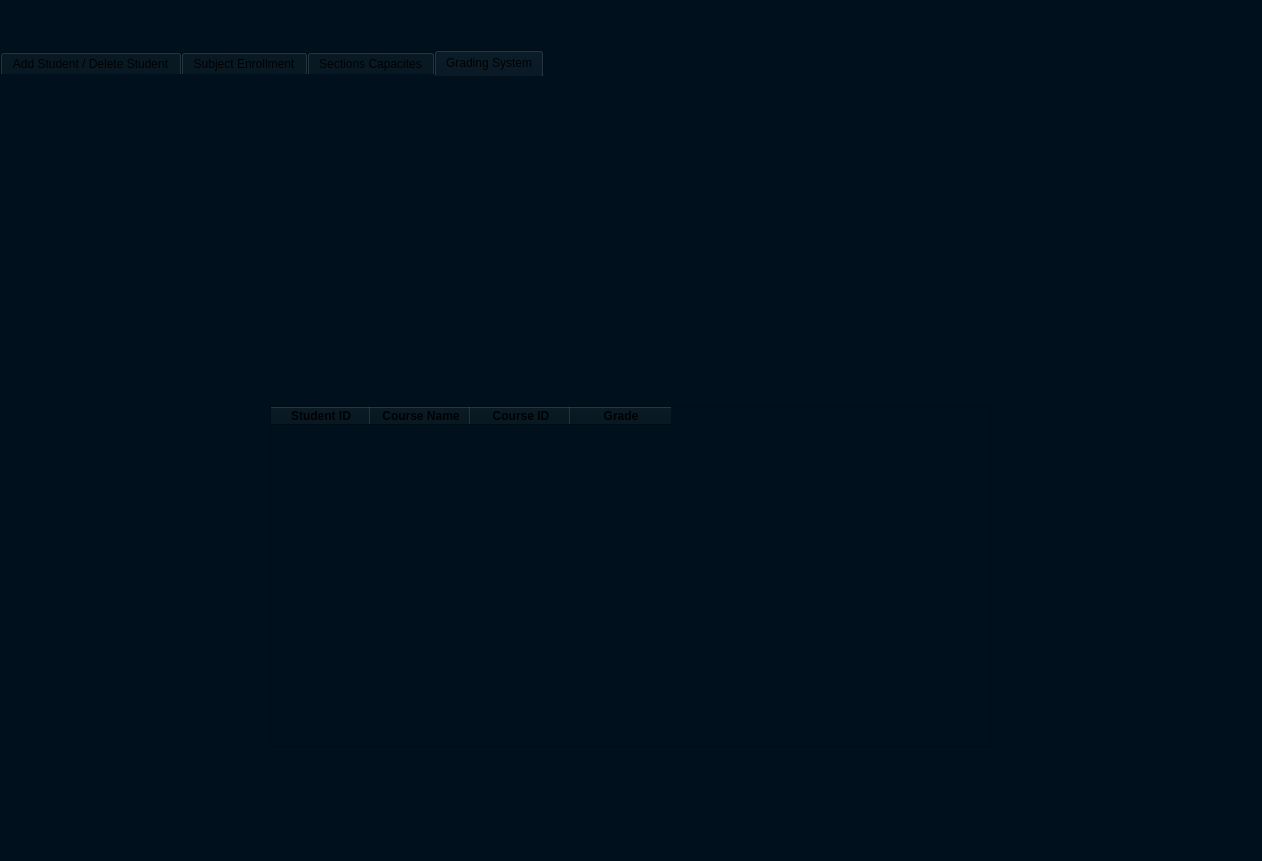
Qt form Admin_Window.ui (Team-pizza-D/Course-Registration-System) before a commit.
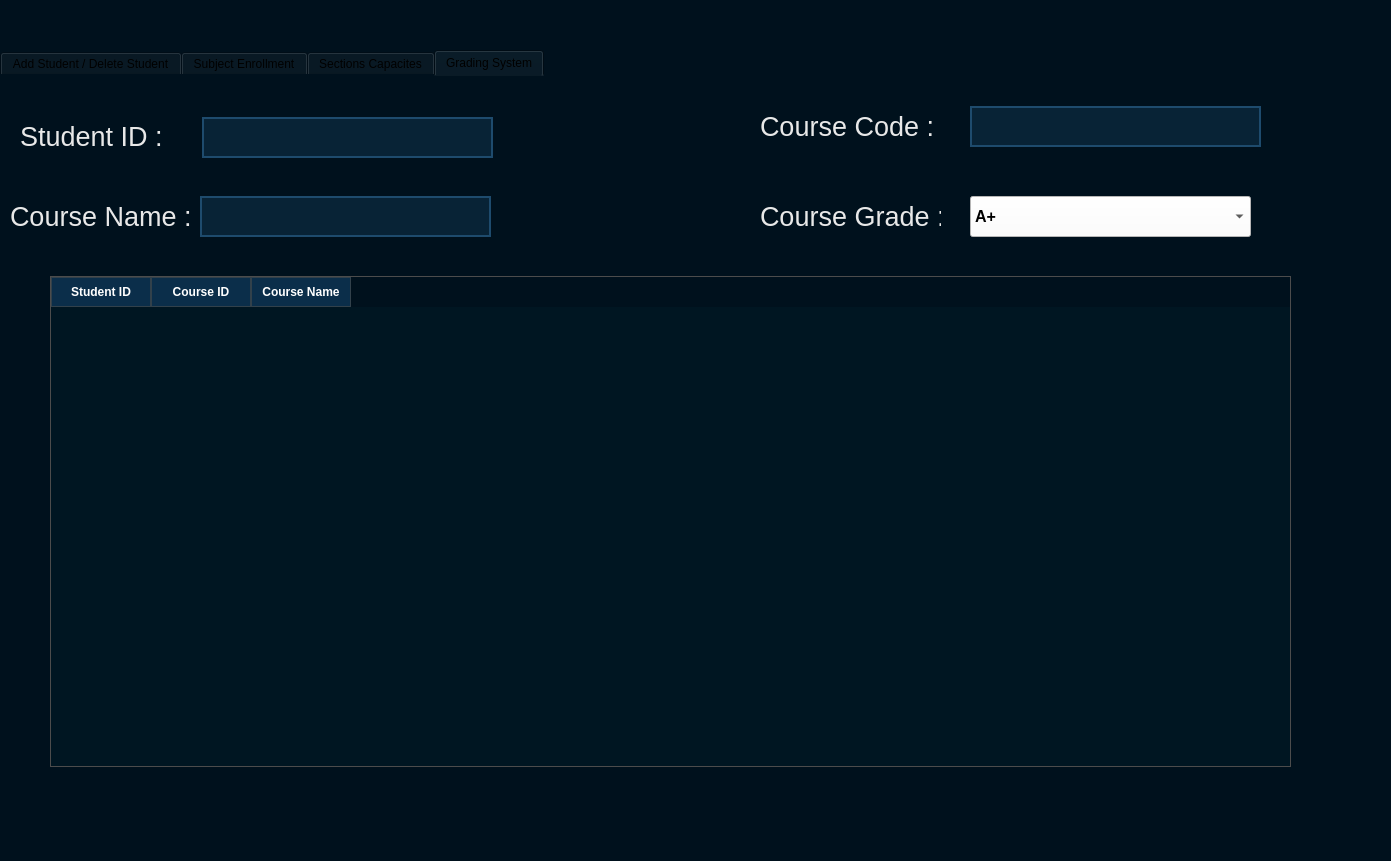
The same form after that commit. The open tabs and pages were chosen to show the change.

```diff
--- a/Admin_Window.ui
+++ b/Admin_Window.ui
@@ -6,7 +6,7 @@
    <rect>
     <x>0</x>
     <y>0</y>
-    <width>1262</width>
+    <width>1391</width>
     <height>861</height>
    </rect>
   </property>
@@ -182,7 +182,7 @@
      <rect>
       <x>0</x>
       <y>50</y>
-      <width>1271</width>
+      <width>1381</width>
       <height>791</height>
      </rect>
     </property>
@@ -907,14 +907,211 @@
      <attribute name="title">
       <string>Grading System</string>
      </attribute>
-     <widget class="QTableWidget" name="StudentCourseTable_2">
+     <widget class="QLabel" name="label_15">
       <property name="geometry">
        <rect>
-        <x>270</x>
-        <y>330</y>
-        <width>721</width>
-        <height>341</height>
+        <x>20</x>
+        <y>40</y>
+        <width>161</width>
+        <height>41</height>
        </rect>
+      </property>
+      <property name="styleSheet">
+       <string notr="true">font: 75 14pt &quot;MS Shell Dlg 2&quot;;</string>
+      </property>
+      <property name="text">
+       <string>Student ID :</string>
+      </property>
+     </widget>
+     <widget class="QLabel" name="label_7">
+      <property name="geometry">
+       <rect>
+        <x>10</x>
+        <y>120</y>
+        <width>181</width>
+        <height>41</height>
+       </rect>
+      </property>
+      <property name="styleSheet">
+       <string notr="true">font: 75 16pt &quot;MS Shell Dlg 2&quot;;</string>
+      </property>
+      <property name="text">
+       <string>Course Name : </string>
+      </property>
+     </widget>
+     <widget class="QLabel" name="label_16">
+      <property name="geometry">
+       <rect>
+        <x>760</x>
+        <y>30</y>
+        <width>181</width>
+        <height>41</height>
+       </rect>
+      </property>
+      <property name="styleSheet">
+       <string notr="true">font: 75 16pt &quot;MS Shell Dlg 2&quot;;</string>
+      </property>
+      <property name="text">
+       <string>Course Code : </string>
+      </property>
+     </widget>
+     <widget class="QLabel" name="label_17">
+      <property name="geometry">
+       <rect>
+        <x>760</x>
+        <y>120</y>
+        <width>181</width>
+        <height>41</height>
+       </rect>
+      </property>
+      <property name="styleSheet">
+       <string notr="true">font: 75 16pt &quot;MS Shell Dlg 2&quot;;</string>
+      </property>
+      <property name="text">
+       <string>Course Grade : </string>
+      </property>
+     </widget>
+     <widget class="QComboBox" name="Tab4_Course_Grade">
+      <property name="geometry">
+       <rect>
+        <x>970</x>
+        <y>120</y>
+        <width>281</width>
+        <height>41</height>
+       </rect>
+      </property>
+      <property name="styleSheet">
+       <string notr="true">QComboBox {
+    background-color: white;
+    color: black;
+    font-size: 16px;
+    font-weight: bold;
+    padding: 4px;
+}
+
+QComboBox QAbstractItemView {
+    background-color: white;
+    color: black;
+    font-size: 16px;
+    font-weight: bold;
+}
+</string>
+      </property>
+      <item>
+       <property name="text">
+        <string>A+</string>
+       </property>
+      </item>
+      <item>
+       <property name="text">
+        <string>A</string>
+       </property>
+      </item>
+      <item>
+       <property name="text">
+        <string>B+</string>
+       </property>
+      </item>
+      <item>
+       <property name="text">
+        <string>B</string>
+       </property>
+      </item>
+      <item>
+       <property name="text">
+        <string>C+</string>
+       </property>
+      </item>
+      <item>
+       <property name="text">
+        <string>C</string>
+       </property>
+      </item>
+      <item>
+       <property name="text">
+        <string>D+</string>
+       </property>
+      </item>
+      <item>
+       <property name="text">
+        <string>D</string>
+       </property>
+      </item>
+      <item>
+       <property name="text">
+        <string>F</string>
+       </property>
+      </item>
+     </widget>
+     <widget class="QLineEdit" name="Tab4_Student_ID">
+      <property name="geometry">
+       <rect>
+        <x>202</x>
+        <y>41</y>
+        <width>291</width>
+        <height>41</height>
+       </rect>
+      </property>
+     </widget>
+     <widget class="QLineEdit" name="Tab4_Course_name">
+      <property name="geometry">
+       <rect>
+        <x>200</x>
+        <y>120</y>
+        <width>291</width>
+        <height>41</height>
+       </rect>
+      </property>
+     </widget>
+     <widget class="QLineEdit" name="Tab4_Course_code">
+      <property name="geometry">
+       <rect>
+        <x>970</x>
+        <y>30</y>
+        <width>291</width>
+        <height>41</height>
+       </rect>
+      </property>
+     </widget>
+     <widget class="QTableWidget" name="StudentCourseTable_4">
+      <property name="geometry">
+       <rect>
+        <x>50</x>
+        <y>200</y>
+        <width>1241</width>
+        <height>491</height>
+       </rect>
+      </property>
+      <property name="styleSheet">
+       <string notr="true">    
+    QTableWidget {
+        background-color: #001622;
+        color: white;
+        font-size: 14px;
+        border: 1px solid #4c4c4c;
+    }
+
+    QHeaderView::section {
+        background-color: #0b2e4a;
+        color: white;
+        padding: 5px;
+        border: 1px solid #32414B;
+        font-weight: bold;
+    }
+
+    QTableWidget::item:selected {
+        background-color: #1e90ff;
+        color: black;
+    }</string>
+      </property>
+      <property name="verticalScrollBarPolicy">
+       <enum>Qt::ScrollBarAlwaysOff</enum>
+      </property>
+      <property name="horizontalScrollBarPolicy">
+       <enum>Qt::ScrollBarAlwaysOff</enum>
+      </property>
+      <property name="cornerButtonEnabled">
+       <bool>false</bool>
       </property>
       <column>
        <property name="text">
@@ -927,17 +1124,6 @@
         </font>
        </property>
       </column>
-      <column>
-       <property name="text">
-        <string>Course Name</string>
-       </property>
-       <property name="font">
-        <font>
-         <weight>75</weight>
-         <bold>true</bold>
-        </font>
-       </property>
-      </column>
       <column>
        <property name="text">
         <string>Course ID</string>
@@ -951,7 +1137,7 @@
       </column>
       <column>
        <property name="text">
-        <string>Grade</string>
+        <string>Course Name</string>
        </property>
        <property name="font">
         <font>
```
Left out of the diff: 226 changed lines with no effect on the pictures.
